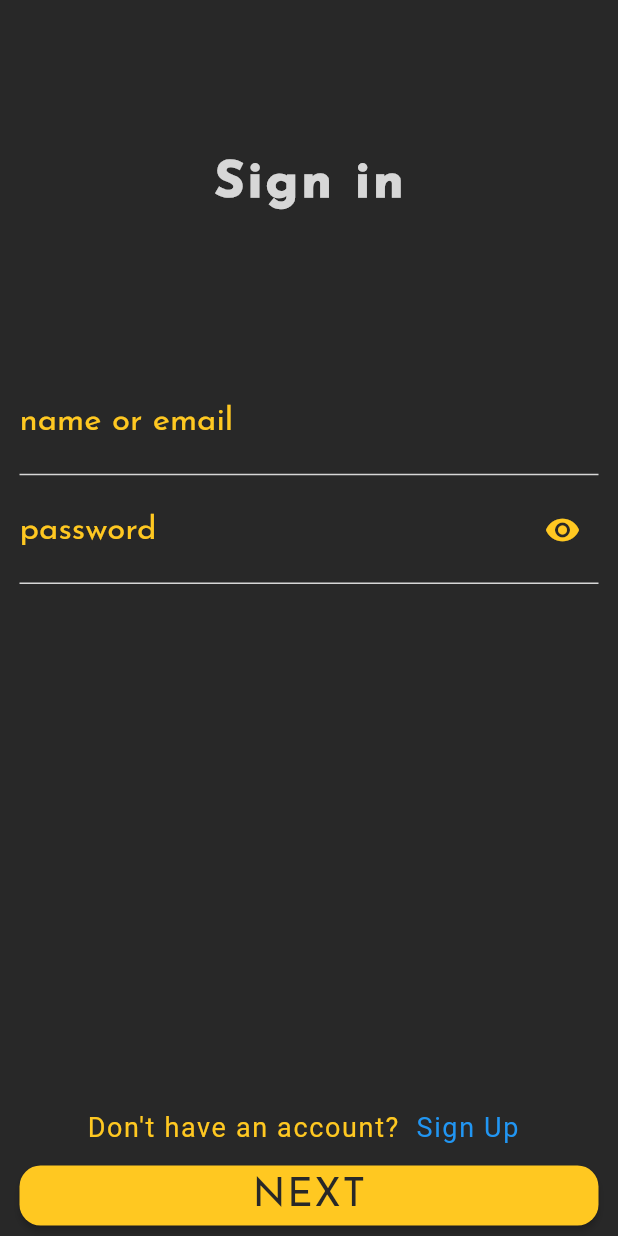
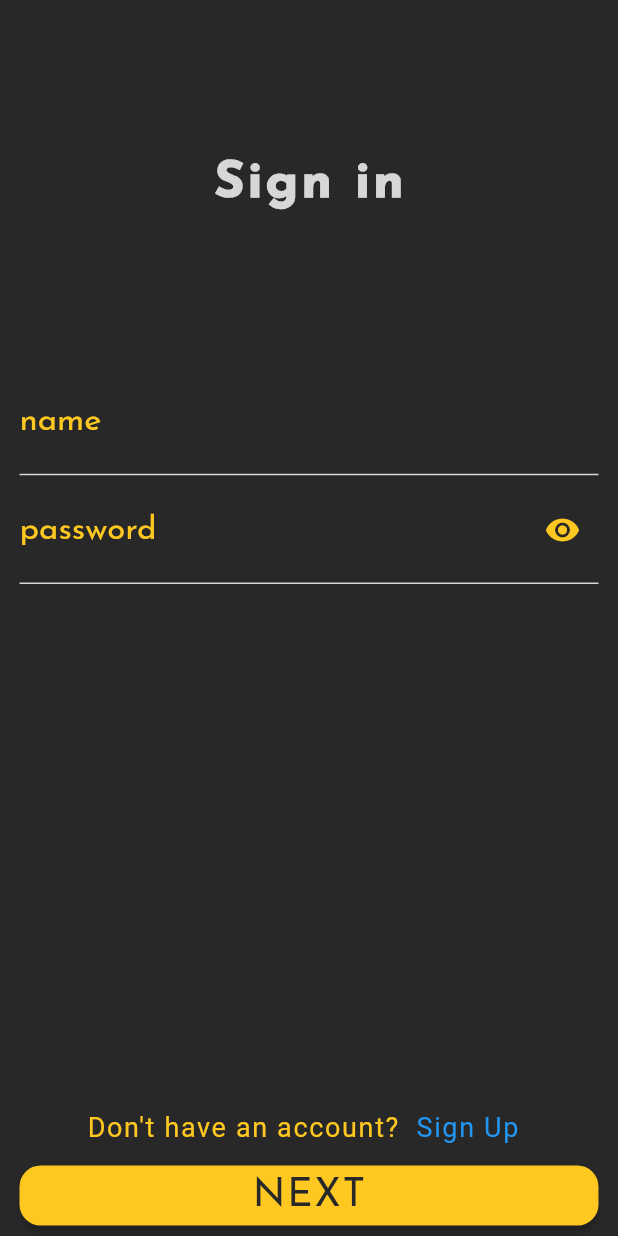
Before and after one commit to DavidBeppiev/PhT-test-task, a Flutter app: the screen it shows after launch, on a phone screen of 412 x 824 dp. Run offline on Flutter 3.47's test engine with Material 2 defaults, Android fonts, the phone set to English and light mode, and no system bars; our stand-ins replace bloc, flutter_bloc, hive, hive_flutter; missing offline and left inert: material_dialogs; accounts and stored records are empty.

Commit message:
=== EDIT === 1) small edit with strings values

```diff
--- a/lib/data/constants/my_strings.dart
+++ b/lib/data/constants/my_strings.dart
@@ -5,7 +5,6 @@ abstract class MyStrings {
   static const confirmToExitApp = 'Do you really want out of the app?';
 
   static const signIn = 'Sign in';
-  static const loginNameEmail = 'name or email';
   static const password = 'password';
   static const next = 'next';
   static const dontHaveAcc = 'Don\'t have an account?';
--- a/lib/ui/pages/login_page.dart
+++ b/lib/ui/pages/login_page.dart
@@ -52,7 +52,7 @@ class LoginPage extends StatelessWidget {
                       child: Column(
                         children: [
                           TextFormWidget(
-                            hintText: MyStrings.loginNameEmail,
+                            hintText: MyStrings.name,
                             textController: nameController,
                             isPassword: false,
                           ),
```
